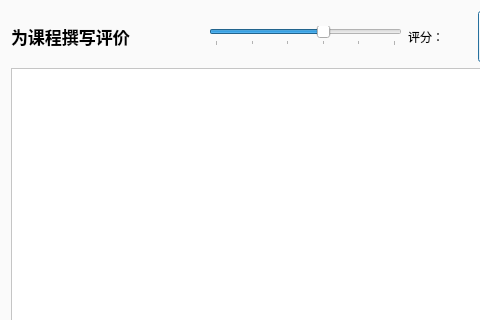
The window that PKUCourseRadar/addcommentwindow.ui (DynamicCast03/PKUCourseRadar) describes before a commit, drawn with Qt 5; both pictures show x 0 to 480 and y 0 to 320 of the 569 by 434 pixel window.
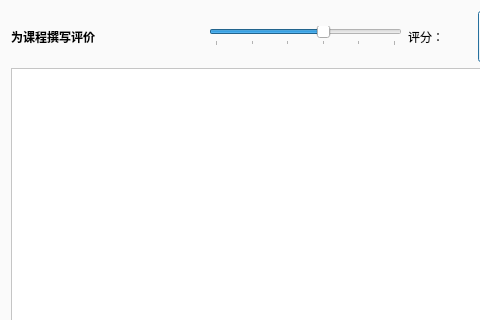
The same window after the commit. Custom widgets are drawn as their Qt base class.

Patch:
```diff
--- a/PKUCourseRadar/addcommentwindow.ui
+++ b/PKUCourseRadar/addcommentwindow.ui
@@ -29,7 +29,6 @@
        </property>
        <property name="font">
         <font>
-         <pointsize>13</pointsize>
          <bold>true</bold>
         </font>
        </property>
```
